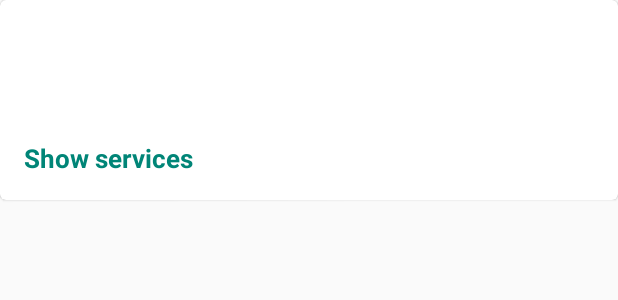
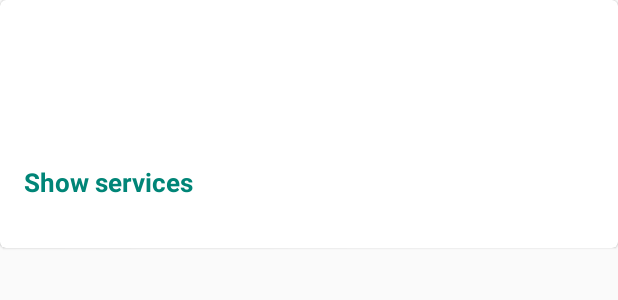
Before and after one commit to ngabovictor/Bookin, an Android app: the layout hotel_layout.xml on its own in the app's theme, with its tools: preview values and no code run, on a phone screen of 412 x 824 dp. Shown: the top 300 px of the screen. Run offline under Robolectric (Android 15) with nearby library versions, the phone set to English and light mode, and no system bars.

```diff
--- a/app/src/main/res/layout/hotel_layout.xml
+++ b/app/src/main/res/layout/hotel_layout.xml
@@ -36,13 +36,16 @@
             android:textColor="@color/colorPrimary"
             android:textStyle="bold"
             android:textSize="17sp"
-            android:id="@+id/services_toggle"/>
+            android:id="@+id/services_toggle"
+            android:layout_marginTop="16dp"
+            android:layout_marginBottom="16dp"/>
 
         <LinearLayout
             android:layout_width="match_parent"
             android:layout_height="wrap_content"
             android:id="@+id/services_holder"
-            android:visibility="gone"></LinearLayout>
+            android:visibility="gone"
+            android:orientation="vertical"></LinearLayout>
     </LinearLayout>
 
 </android.support.design.card.MaterialCardView>
```
Also changed, not shown: app/src/main/java/com/example/bookin/MainActivity.java (+26 -0 lines), app/src/main/res/menu/options_manu.xml (added, +13 -0 lines).
